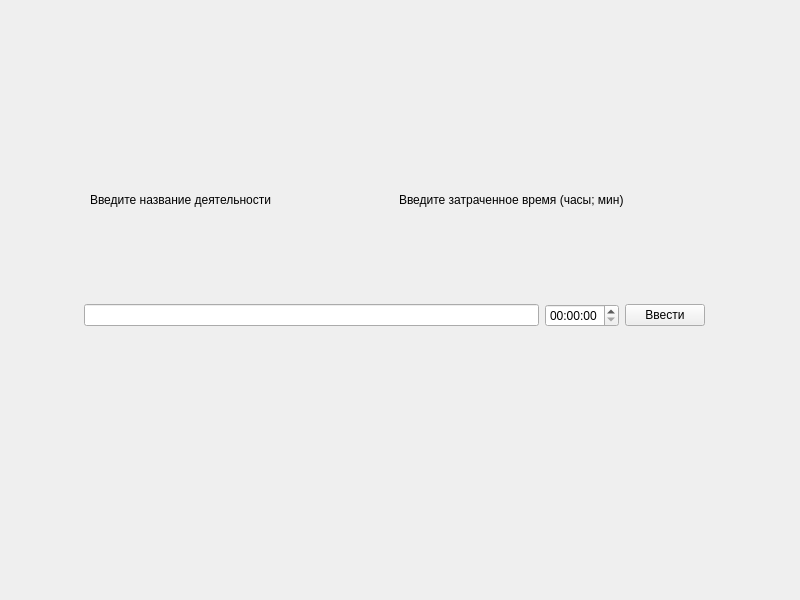
Old version of the form TimePage.ui in the repository annakonda-com/CheckYourTime.
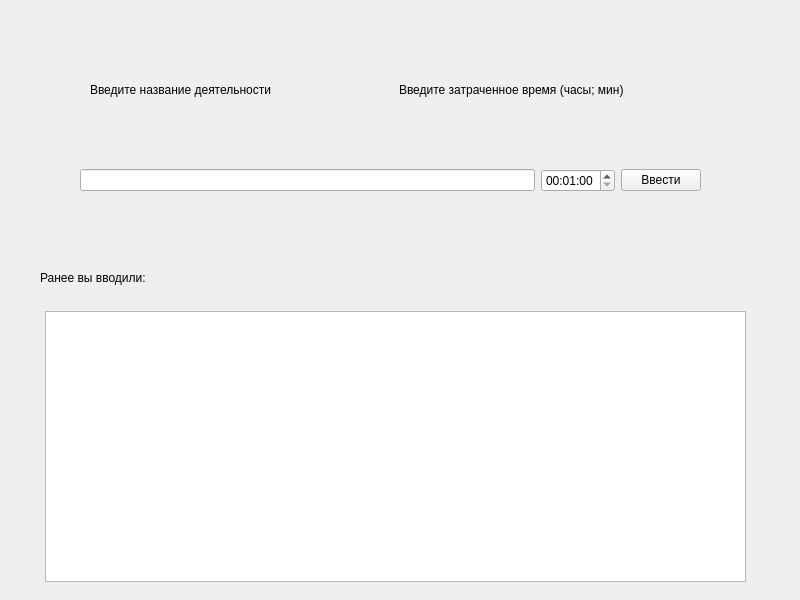
New version of the form.

Diff of the .ui file:
```diff
--- a/TimePage.ui
+++ b/TimePage.ui
@@ -16,10 +16,10 @@
   <widget class="QWidget" name="gridLayoutWidget">
    <property name="geometry">
     <rect>
-     <x>84</x>
-     <y>240</y>
+     <x>80</x>
+     <y>130</y>
      <width>621</width>
-     <height>151</height>
+     <height>101</height>
     </rect>
    </property>
    <layout class="QHBoxLayout" name="horizontalLayout">
@@ -27,7 +27,18 @@
      <widget class="QLineEdit" name="name"/>
     </item>
     <item>
-     <widget class="QTimeEdit" name="timeEdit"/>
+     <widget class="QTimeEdit" name="timeEdit">
+      <property name="minimumDateTime">
+       <datetime>
+        <hour>0</hour>
+        <minute>1</minute>
+        <second>0</second>
+        <year>2000</year>
+        <month>1</month>
+        <day>1</day>
+       </datetime>
+      </property>
+     </widget>
     </item>
     <item>
      <widget class="QPushButton" name="done">
@@ -42,7 +53,7 @@
    <property name="geometry">
     <rect>
      <x>90</x>
-     <y>160</y>
+     <y>50</y>
      <width>611</width>
      <height>80</height>
     </rect>
@@ -64,6 +75,42 @@
     </item>
    </layout>
   </widget>
+  <widget class="QLabel" name="status">
+   <property name="geometry">
+    <rect>
+     <x>40</x>
+     <y>270</y>
+     <width>161</width>
+     <height>16</height>
+    </rect>
+   </property>
+   <property name="text">
+    <string>Ранее вы вводили:</string>
+   </property>
+  </widget>
+  <widget class="QTextBrowser" name="previous">
+   <property name="geometry">
+    <rect>
+     <x>45</x>
+     <y>311</y>
+     <width>701</width>
+     <height>271</height>
+    </rect>
+   </property>
+  </widget>
+  <widget class="QLabel" name="warnings">
+   <property name="geometry">
+    <rect>
+     <x>270</x>
+     <y>0</y>
+     <width>321</width>
+     <height>41</height>
+    </rect>
+   </property>
+   <property name="text">
+    <string/>
+   </property>
+  </widget>
  </widget>
  <resources/>
  <connections/>
```
